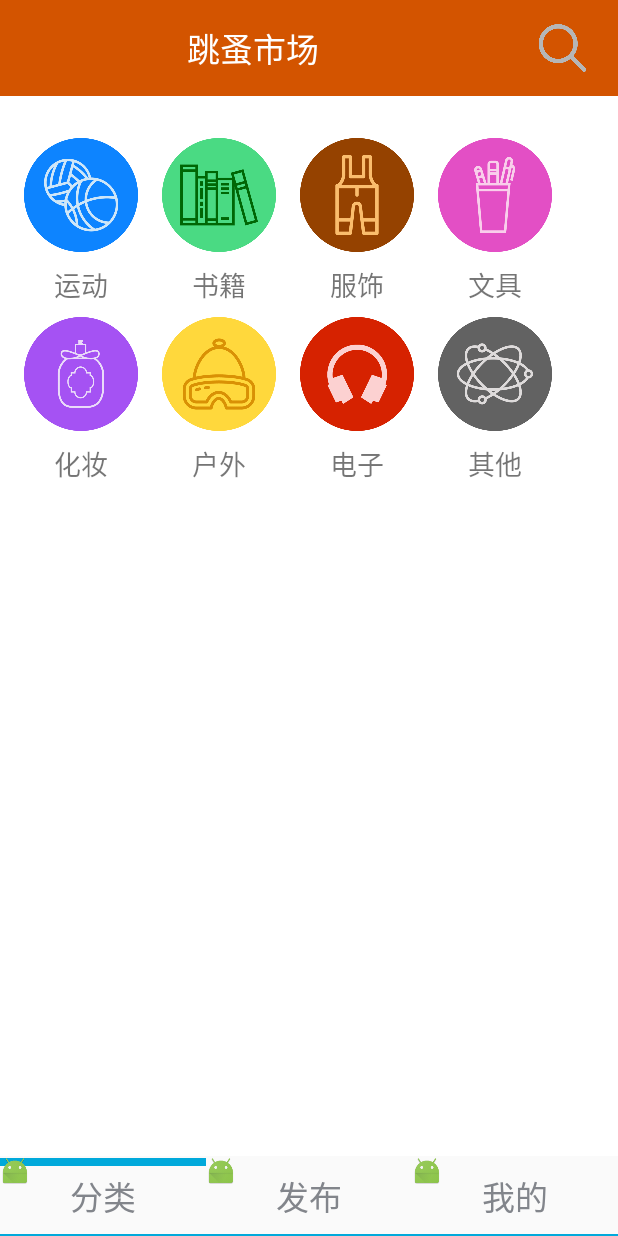
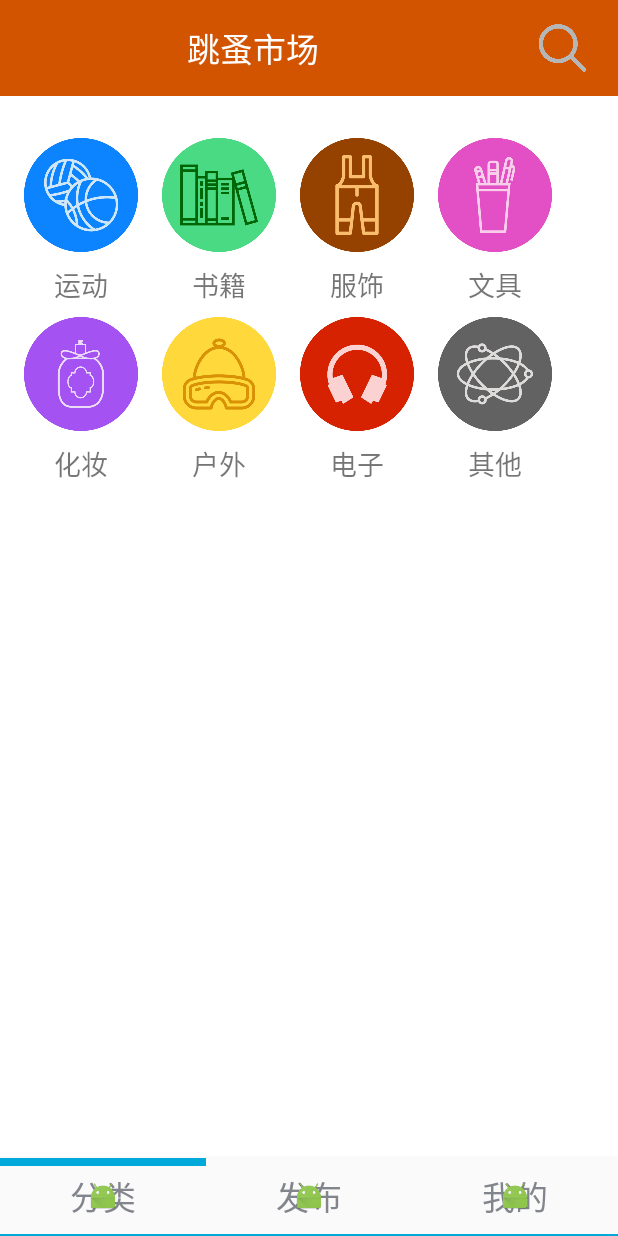
Before and after one commit to sumoonx/my-circle, an Android app: the screen it shows after launch (MainActivity), on a phone screen of 412 x 824 dp. Run offline under Robolectric (Android 15) with nearby library versions, the phone set to English and light mode, and no system bars; libraries missing offline, so code that uses them is left out: com.orhanobut.logger; 3 statements that could not run were skipped.

Commit message:
修改了下底部布局
图标居中

```diff
--- a/app/src/main/java/com/seu/mycircurt/fragment/ReleaseFragment.java
+++ b/app/src/main/java/com/seu/mycircurt/fragment/ReleaseFragment.java
@@ -28,6 +28,7 @@ public class ReleaseFragment extends Fragment {
     public View onCreateView(LayoutInflater inflater, ViewGroup container,
                              Bundle savedInstanceState) {
         return inflater.inflate(R.layout.fragment_release, container, false);
+
     }
 
 }
--- a/app/src/main/res/layout/activity_main_tab_item.xml
+++ b/app/src/main/res/layout/activity_main_tab_item.xml
@@ -24,6 +24,8 @@
         android:id="@+id/sort_image"
         android:layout_width="20dp"
         android:layout_height="20dp"
-        android:layout_gravity="center_horizontal"
+        android:layout_centerHorizontal="true"
+        android:layout_centerVertical="true"
+        android:gravity="center_vertical"
         android:src="@mipmap/ic_launcher" />
 </RelativeLayout>
```
Also changed, not shown: 1 other file.
